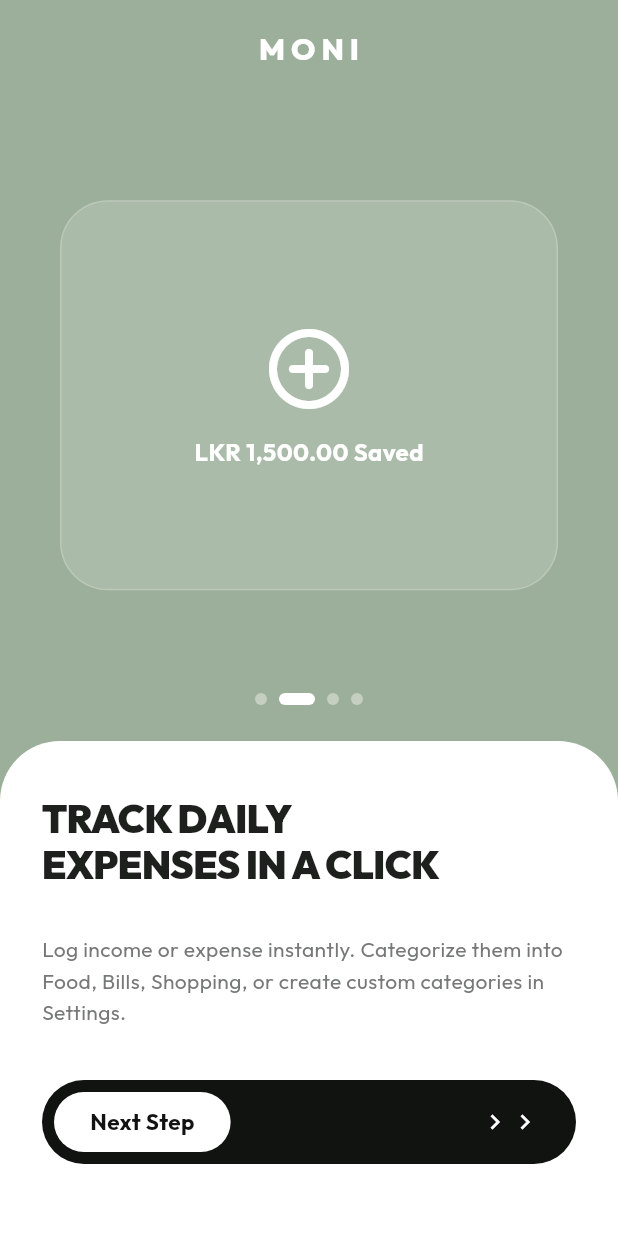
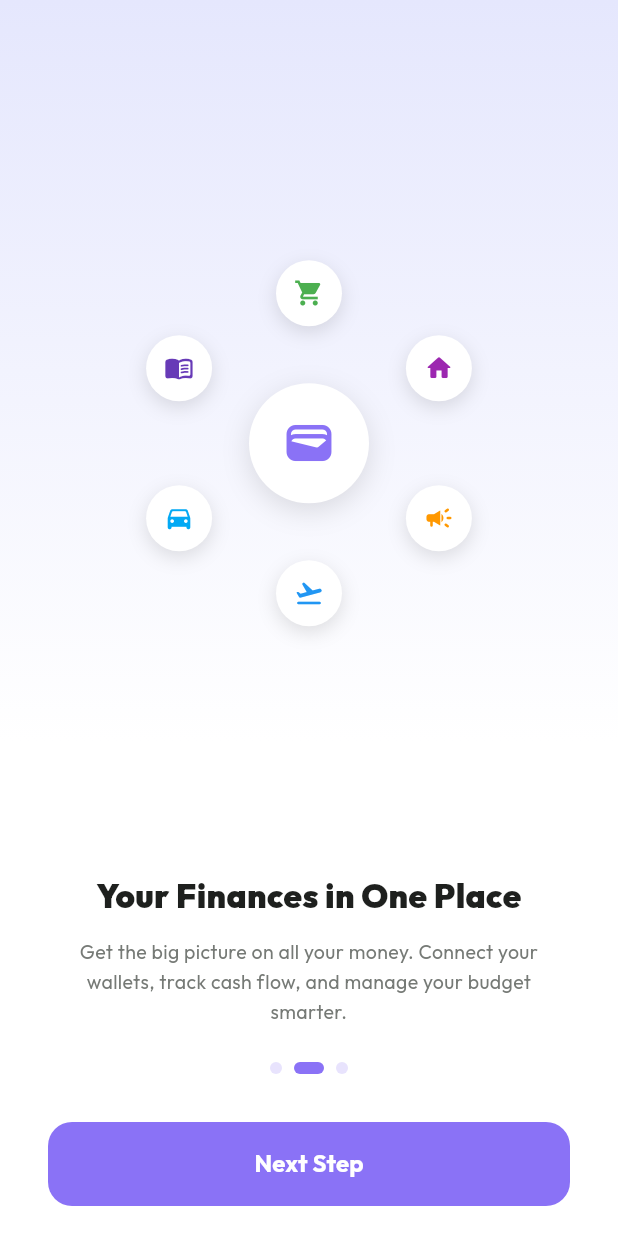
Before and after one commit to RukshanAmodya/Moni, a Flutter app: the screen it shows after launch, after a tap on "Next Step", on a phone screen of 412 x 824 dp. Run offline on Flutter 3.47's test engine with Material 3 defaults, Android fonts, the light colour scheme and no system bars; our stand-ins replace cloud_firestore, firebase_auth, firebase_core, fl_chart, google_fonts, local_auth and 1 more; accounts and stored records are empty.

Commit message:
UI Feature: Implement custom vector-illustrated OnboardingScreen steps to match Cashio mockup exactly with floating math-circle icons and contact invitation cards

```diff
--- a/lib/screens/onboarding_screen.dart
+++ b/lib/screens/onboarding_screen.dart
@@ -1,3 +1,4 @@
+import 'dart:math';
 import 'package:flutter/material.dart';
 import 'package:shared_preferences/shared_preferences.dart';
 import '../theme/moni_theme.dart';
@@ -13,24 +14,19 @@ class OnboardingScreen extends StatefulWidget {
 class _OnboardingScreenState extends State<OnboardingScreen> {
   final PageController _pageController = PageController();
   int _currentPage = 0;
-  double _dragPosition = 0.0;
 
   final List<Map<String, String>> _onboardingData = [
     {
-      'title': 'TURN INCOME INTO\nSMART INVESTMENTS',
+      'title': 'Moni',
       'description': 'Welcome to Moni. Keep track of daily expenses, manage wallets, and save money effortlessly with an elegant design.',
     },
     {
-      'title': 'TRACK DAILY\nEXPENSES IN A CLICK',
-      'description': 'Log income or expense instantly. Categorize them into Food, Bills, Shopping, or create custom categories in Settings.',
+      'title': 'Your Finances in One Place',
+      'description': 'Get the big picture on all your money. Connect your wallets, track cash flow, and manage your budget smarter.',
     },
     {
-      'title': 'SET BUDGETS &\nWARNING NOTIFICATIONS',
-      'description': 'Set monthly budget limits for each category. Moni alerts you with warning badges if you spend above 80% of your limit.',
-    },
-    {
-      'title': 'SECURE BIOMETRICS\n& CLOUD SYNCING',
-      'description': 'Activate Fingerprint/PIN lock to secure financial data. Sign in with Firebase to automatically sync and backup your data.',
+      'title': 'Invite Other People',
+      'description': 'Connect all your accounts with your friends or family. Add savings, credit cards, bank accounts, and more.',
     },
   ];
 
@@ -46,23 +42,25 @@ class _OnboardingScreenState extends State<OnboardingScreen> {
 
   @override
   Widget build(BuildContext context) {
+    const Color brandPurple = Color(0xFF8A72F6); // Premium purple from mockup
+
     return Scaffold(
-      backgroundColor: MoniTheme.sageGreen,
-      body: SafeArea(
-        bottom: false,
+      body: Container(
+        decoration: const BoxDecoration(
+          gradient: LinearGradient(
+            colors: [
+              Color(0xFFE5E7FD), // Soft purple/lavender
+              Colors.white,
+            ],
+            begin: Alignment.topCenter,
+            end: Alignment.bottomCenter,
+            stops: [0.0, 0.60],
+          ),
+        ),
+        child: SafeArea(
           child: Column(
             children: [
-            const SizedBox(height: 20),
-            // Header Title
-            Text(
-              'MONI',
-              style: Theme.of(context).textTheme.titleLarge?.copyWith(
-                    color: Colors.white,
-                    fontWeight: FontWeight.w800,
-                    letterSpacing: 4,
-                  ),
-            ),
-            const SizedBox(height: 20),
+              const SizedBox(height: 30),
 
               // Page View for Graphic/Illustrations
               Expanded(
@@ -75,214 +73,90 @@ class _OnboardingScreenState extends State<OnboardingScreen> {
                   },
                   itemCount: _onboardingData.length,
                   itemBuilder: (context, index) {
-                  return Padding(
-                    padding: const EdgeInsets.symmetric(horizontal: 40.0),
-                    child: Center(
-                      child: Container(
-                        width: double.infinity,
-                        height: 260,
-                        decoration: BoxDecoration(
-                          color: Colors.white.withOpacity(0.15),
-                          borderRadius: BorderRadius.circular(32),
-                          border: Border.all(color: Colors.white.withOpacity(0.2)),
-                        ),
-                        child: Stack(
-                          alignment: Alignment.center,
-                          children: [
-                            // Interactive/dynamic vector shapes representing features
-                            _buildIllustrationForPage(index),
-                          ],
-                        ),
-                      ),
-                    ),
-                  );
+                    return _buildIllustrationForPage(index);
                   },
                 ),
               ),
 
-            // Indicators
+              // Bottom card with text details & button
+              Padding(
+                padding: const EdgeInsets.symmetric(horizontal: 32.0, vertical: 20),
+                child: Column(
+                  mainAxisSize: MainAxisSize.min,
+                  children: [
+                    // Title
+                    Text(
+                      _currentPage == 0 ? '' : _onboardingData[_currentPage]['title']!,
+                      textAlign: TextAlign.center,
+                      style: const TextStyle(
+                        fontWeight: FontWeight.w900,
+                        fontSize: 22,
+                        color: MoniTheme.darkText,
+                      ),
+                    ),
+                    const SizedBox(height: 12),
+                    // Description
+                    SizedBox(
+                      height: 60,
+                      child: Text(
+                        _currentPage == 0 ? '' : _onboardingData[_currentPage]['description']!,
+                        textAlign: TextAlign.center,
+                        style: const TextStyle(
+                          fontSize: 13,
+                          color: MoniTheme.mutedText,
+                          height: 1.5,
+                        ),
+                      ),
+                    ),
+                    const SizedBox(height: 24),
+
+                    // Slide Indicators
                     Row(
                       mainAxisAlignment: MainAxisAlignment.center,
                       children: List.generate(
                         _onboardingData.length,
                         (index) => Container(
                           margin: const EdgeInsets.symmetric(horizontal: 4),
-                  width: _currentPage == index ? 24 : 8,
+                          width: _currentPage == index ? 20 : 8,
                           height: 8,
                           decoration: BoxDecoration(
                             borderRadius: BorderRadius.circular(4),
-                    color: _currentPage == index ? Colors.white : Colors.white.withOpacity(0.4),
+                            color: _currentPage == index ? brandPurple : brandPurple.withOpacity(0.2),
                           ),
                         ),
                       ),
                     ),
-            const SizedBox(height: 24),
+                    const SizedBox(height: 32),
 
-            // Bottom card with text details
-            Container(
-              width: double.infinity,
-              padding: const EdgeInsets.fromLTRB(28, 36, 28, 48),
-              decoration: const BoxDecoration(
-                color: Colors.white,
-                borderRadius: BorderRadius.only(
-                  topLeft: Radius.circular(40),
-                  topRight: Radius.circular(40),
+                    // Navigation Button
+                    ElevatedButton(
+                      style: ElevatedButton.styleFrom(
+                        backgroundColor: brandPurple,
+                        foregroundColor: Colors.white,
+                        minimumSize: const Size.fromHeight(56),
+                        shape: RoundedRectangleBorder(borderRadius: BorderRadius.circular(16)),
+                        elevation: 0,
                       ),
-              ),
-              child: Column(
-                crossAxisAlignment: CrossAxisAlignment.start,
-                mainAxisSize: MainAxisSize.min,
-                children: [
-                  // Title
-                  SizedBox(
-                    height: 80,
-                    child: Text(
-                      _onboardingData[_currentPage]['title']!,
-                      style: Theme.of(context).textTheme.displayLarge?.copyWith(
-                            fontSize: 26,
-                            height: 1.2,
-                            fontWeight: FontWeight.w900,
-                            letterSpacing: -0.5,
-                          ),
-                    ),
-                  ),
-                  const SizedBox(height: 12),
-                  // Description
-                  SizedBox(
-                    height: 70,
-                    child: Text(
-                      _onboardingData[_currentPage]['description']!,
-                      style: Theme.of(context).textTheme.bodyMedium?.copyWith(
-                            fontSize: 14,
-                            height: 1.5,
-                          ),
-                    ),
-                  ),
-                  const SizedBox(height: 28),
-
-                  // Button (Slideable on final page, tap to next page on other pages)
-                  Builder(
-                    builder: (context) {
-                      final isFinalPage = _currentPage == _onboardingData.length - 1;
-                      if (!isFinalPage) {
-                        return GestureDetector(
-                          onTap: () {
+                      onPressed: () {
+                        if (_currentPage < _onboardingData.length - 1) {
                           _pageController.nextPage(
                             duration: const Duration(milliseconds: 300),
                             curve: Curves.easeInOut,
                           );
+                        } else {
+                          _finishOnboarding();
+                        }
                       },
-                          child: Container(
-                            height: 56,
-                            width: double.infinity,
-                            decoration: BoxDecoration(
-                              color: MoniTheme.blackAccent,
-                              borderRadius: BorderRadius.circular(28),
-                            ),
-                            padding: const EdgeInsets.symmetric(horizontal: 8),
-                            child: Row(
-                              mainAxisAlignment: MainAxisAlignment.spaceBetween,
-                              children: [
-                                Container(
-                                  height: 40,
-                                  decoration: BoxDecoration(
-                                    color: Colors.white,
-                                    borderRadius: BorderRadius.circular(20),
-                                  ),
-                                  padding: const EdgeInsets.symmetric(horizontal: 24),
-                                  alignment: Alignment.center,
-                                  child: const Text(
-                                    'Next Step',
-                                    style: TextStyle(
-                                      color: MoniTheme.blackAccent,
-                                      fontWeight: FontWeight.bold,
-                                      fontSize: 15,
+                      child: Text(
+                        _currentPage == _onboardingData.length - 1 ? 'Get Started' : 'Next Step',
+                        style: const TextStyle(fontWeight: FontWeight.bold, fontSize: 16),
                       ),
                     ),
-                                ),
-                                const Padding(
-                                  padding: EdgeInsets.only(right: 16.0),
-                                  child: Row(
-                                    children: [
-                                      Icon(Icons.chevron_right, color: Colors.white, size: 20),
-                                      Icon(Icons.chevron_right, color: Colors.white, size: 20),
                   ],
                 ),
               ),
             ],
           ),
-                          ),
-                        );
-                      }
-
-                      // Slideable "Get Started" Button
-                      return LayoutBuilder(
-                        builder: (context, constraints) {
-                          final double maxDrag = constraints.maxWidth - 56.0;
-                          return Container(
-                            height: 56,
-                            width: double.infinity,
-                            decoration: BoxDecoration(
-                              color: Colors.white.withOpacity(0.12),
-                              borderRadius: BorderRadius.circular(28),
-                              border: Border.all(color: Colors.white.withOpacity(0.24), width: 1.5),
-                            ),
-                            child: Stack(
-                              children: [
-                                const Center(
-                                  child: Text(
-                                    'Swipe to Get Started',
-                                    style: TextStyle(
-                                      color: Colors.white,
-                                      fontWeight: FontWeight.bold,
-                                      fontSize: 14,
-                                    ),
-                                  ),
-                                ),
-                                Positioned(
-                                  left: _dragPosition,
-                                  top: 1,
-                                  bottom: 1,
-                                  child: GestureDetector(
-                                    onHorizontalDragUpdate: (details) {
-                                      setState(() {
-                                        _dragPosition = (_dragPosition + details.delta.dx).clamp(0.0, maxDrag);
-                                      });
-                                    },
-                                    onHorizontalDragEnd: (details) {
-                                      if (_dragPosition >= maxDrag * 0.8) {
-                                        setState(() {
-                                          _dragPosition = maxDrag;
-                                        });
-                                        _finishOnboarding();
-                                      } else {
-                                        setState(() {
-                                          _dragPosition = 0.0;
-                                        });
-                                      }
-                                    },
-                                    child: Container(
-                                      width: 50,
-                                      height: 50,
-                                      decoration: const BoxDecoration(
-                                        color: Colors.white,
-                                        shape: BoxShape.circle,
-                                      ),
-                                      child: const Icon(Icons.arrow_forward_rounded, color: MoniTheme.sageGreen, size: 22),
-                                    ),
-                                  ),
-                                ),
-                              ],
-                            ),
-                          );
-                        },
-                      );
-                    },
-                  ),
-                ],
-              ),
-            ),
-          ],
         ),
       ),
     );
@@ -291,107 +165,165 @@ class _OnboardingScreenState extends State<OnboardingScreen> {
   Widget _buildIllustrationForPage(int index) {
     switch (index) {
       case 0:
-        return Stack(
-          alignment: Alignment.center,
-          children: [
-            for (int i = 1; i <= 2; i++)
-              Container(
-                width: i * 110.0,
-                height: i * 110.0,
-                decoration: BoxDecoration(
-                  shape: BoxShape.circle,
-                  border: Border.all(color: Colors.white.withOpacity(0.08), width: 1.5),
-                ),
-              ),
-            CustomPaint(
-              size: const Size(180, 80),
-              painter: OnboardingChartPainter(),
-            ),
-          ],
-        );
-      case 1:
-        return const Center(
-          child: Column(
+        // Screen 1: Splash screen with the logo and the text "Moni"
+        return Center(
+          child: Row(
             mainAxisAlignment: MainAxisAlignment.center,
             children: [
-              Icon(Icons.add_circle_outline_rounded, color: Colors.white, size: 64),
-              SizedBox(height: 12),
-              Text(
-                'LKR 1,500.00 Saved',
-                style: TextStyle(color: Colors.white, fontWeight: FontWeight.bold, fontSize: 16),
+              Container(
+                width: 44,
+                height: 44,
+                decoration: const BoxDecoration(
+                  color: Color(0xFF8A72F6),
+                  shape: BoxShape.circle,
                 ),
-            ],
+                child: const Icon(Icons.savings_outlined, color: Colors.white, size: 24),
               ),
-        );
-      case 2:
-        return Center(
-          child: Column(
-            mainAxisAlignment: MainAxisAlignment.center,
-            children: [
-              const Icon(Icons.warning_amber_rounded, color: Colors.white, size: 64),
-              const SizedBox(height: 12),
-              Container(
-                padding: const EdgeInsets.symmetric(horizontal: 16, vertical: 6),
-                decoration: BoxDecoration(
-                  color: Colors.white.withOpacity(0.2),
-                  borderRadius: BorderRadius.circular(12),
-                ),
-                child: const Text(
-                  'Food Budget: 82% Used!',
-                  style: TextStyle(color: Colors.white, fontWeight: FontWeight.bold),
+              const SizedBox(width: 14),
+              const Text(
+                'Moni',
+                style: TextStyle(
+                  fontSize: 32,
+                  fontWeight: FontWeight.w900,
+                  color: Color(0xFF8A72F6),
+                  letterSpacing: 0.5,
                 ),
               ),
             ],
           ),
         );
-      default:
-        return const Center(
+      case 1:
+        // Screen 2: Centered purple logo surrounded by 6 category icons floating in a circle
+        final List<Map<String, dynamic>> floatingIcons = [
+          {'icon': Icons.local_grocery_store, 'color': Colors.green},
+          {'icon': Icons.home_rounded, 'color': Colors.purple},
+          {'icon': Icons.campaign_rounded, 'color': Colors.orange},
+          {'icon': Icons.flight_takeoff_rounded, 'color': Colors.blue},
+          {'icon': Icons.directions_car_rounded, 'color': Colors.lightBlue},
+          {'icon': Icons.menu_book_rounded, 'color': Colors.deepPurple},
+        ];
+
+        return Center(
+          child: SizedBox(
+            width: 280,
+            height: 280,
+            child: Stack(
+              alignment: Alignment.center,
+              children: [
+                // Inner center circle logo
+                Container(
+                  width: 80,
+                  height: 80,
+                  decoration: const BoxDecoration(
+                    color: Colors.white,
+                    shape: BoxShape.circle,
+                    boxShadow: [
+                      BoxShadow(color: Colors.black12, blurRadius: 15, offset: Offset(0, 5)),
+                    ],
+                  ),
+                  child: const Center(
+                    child: Icon(Icons.wallet, color: Color(0xFF8A72F6), size: 36),
+                  ),
+                ),
+                // Floating icons positioned in a circle
+                ...List.generate(6, (idx) {
+                  final angle = (idx * 2 * pi) / 6 - (pi / 2);
+                  final double x = 100 * cos(angle);
+                  final double y = 100 * sin(angle);
+                  final item = floatingIcons[idx];
+
+                  return Transform.translate(
+                    offset: Offset(x, y),
+                    child: Container(
+                      width: 44,
+                      height: 44,
+                      decoration: const BoxDecoration(
+                        color: Colors.white,
+                        shape: BoxShape.circle,
+                        boxShadow: [
+                          BoxShadow(color: Colors.black12, blurRadius: 10, offset: Offset(0, 4)),
+                        ],
+                      ),
+                      child: Icon(item['icon'], color: item['color'], size: 20),
+                    ),
+                  );
+                }),
+              ],
+            ),
+          ),
+        );
+      case 2:
+        // Screen 3: List of clean contact cards (Ethan Cole, Alex Carter, Maya Bennett)
+        final List<Map<String, String>> contacts = [
+          {'name': 'Ethan Cole', 'email': 'ethancoleux@gmail.com'},
+          {'name': 'Alex Carter', 'email': 'alex.carter@email.com'},
+          {'name': 'Maya Bennett', 'email': 'maya.bennett@email.com'},
+        ];
+
+        return Center(
+          child: Padding(
+            padding: const EdgeInsets.symmetric(horizontal: 24.0),
             child: Column(
               mainAxisAlignment: MainAxisAlignment.center,
+              children: contacts.map((contact) {
+                return Container(
+                  margin: const EdgeInsets.only(bottom: 14),
+                  padding: const EdgeInsets.symmetric(horizontal: 16, vertical: 12),
+                  decoration: BoxDecoration(
+                    color: Colors.white,
+                    borderRadius: BorderRadius.circular(20),
+                    boxShadow: [
+                      BoxShadow(color: Colors.black.withOpacity(0.02), blurRadius: 10, offset: const Offset(0, 4)),
+                    ],
+                  ),
+                  child: Row(
                     children: [
-              Icon(Icons.cloud_done_outlined, color: Colors.white, size: 64),
-              SizedBox(height: 12),
+                      CircleAvatar(
+                        radius: 20,
+                        backgroundColor: const Color(0xFF8A72F6).withOpacity(0.12),
+                        child: Text(
+                          contact['name']![0],
+                          style: const TextStyle(fontWeight: FontWeight.bold, color: Color(0xFF8A72F6)),
+                        ),
+                      ),
+                      const SizedBox(width: 12),
+                      Expanded(
+                        child: Column(
+                          crossAxisAlignment: CrossAxisAlignment.start,
+                          mainAxisSize: MainAxisSize.min,
+                          children: [
                             Text(
-                'Secure Sync Enabled',
-                style: TextStyle(color: Colors.white, fontWeight: FontWeight.bold, fontSize: 16),
+                              contact['name']!,
+                              style: const TextStyle(fontWeight: FontWeight.bold, fontSize: 14, color: MoniTheme.darkText),
+                            ),
+                            Text(
+                              contact['email']!,
+                              style: const TextStyle(fontSize: 11, color: MoniTheme.mutedText),
+                            ),
+                          ],
+                        ),
+                      ),
+                      TextButton(
+                        style: TextButton.styleFrom(
+                          backgroundColor: Colors.grey.shade100,
+                          foregroundColor: MoniTheme.darkText,
+                          shape: RoundedRectangleBorder(borderRadius: BorderRadius.circular(12)),
+                          padding: const EdgeInsets.symmetric(horizontal: 12, vertical: 6),
+                          minimumSize: Size.zero,
+                          tapTargetSize: MaterialTapTargetSize.shrinkWrap,
+                        ),
+                        onPressed: () {},
+                        child: const Text('Invite', style: TextStyle(fontSize: 11, fontWeight: FontWeight.bold)),
                       ),
                     ],
                   ),
                 );
+              }).toList(),
+            ),
+          ),
+        );
+      default:
+        return const SizedBox();
     }
   }
 }
-
-class OnboardingChartPainter extends CustomPainter {
-  @override
-  void paint(Canvas canvas, Size size) {
-    final paintLine = Paint()
-      ..color = Colors.white
-      ..strokeWidth = 3
-      ..style = PaintingStyle.stroke
-      ..strokeCap = StrokeCap.round;
-
-    final path = Path();
-    path.moveTo(0, size.height * 0.8);
-    path.quadraticBezierTo(
-      size.width * 0.25,
-      size.height * 0.9,
-      size.width * 0.4,
-      size.height * 0.5,
-    );
-    path.quadraticBezierTo(
-      size.width * 0.55,
-      size.height * 0.1,
-      size.width * 0.75,
-      size.height * 0.3,
-    );
-    path.lineTo(size.width, size.height * 0.15);
-
-    canvas.drawPath(path, paintLine);
-    final dotPaint = Paint()..color = Colors.white..style = PaintingStyle.fill;
-    canvas.drawCircle(Offset(size.width, size.height * 0.15), 6, dotPaint);
-  }
-
-  @override
-  bool shouldRepaint(covariant CustomPainter oldDelegate) => false;
-}
```
Lines whose indentation alone changed are shown as unchanged.
